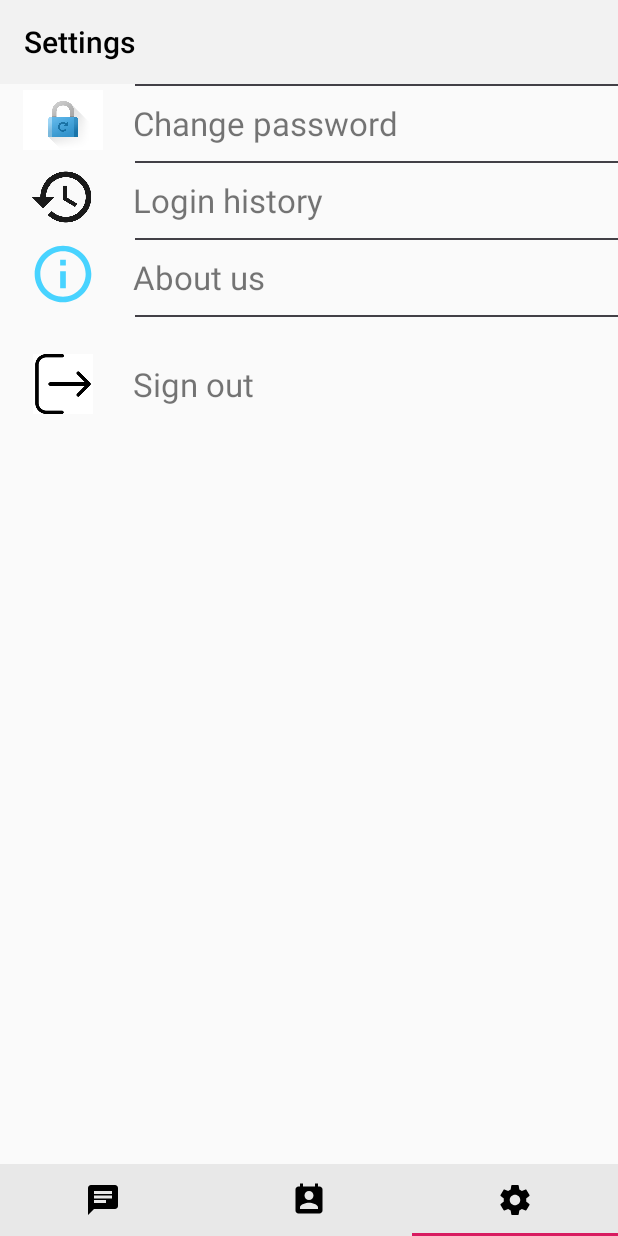
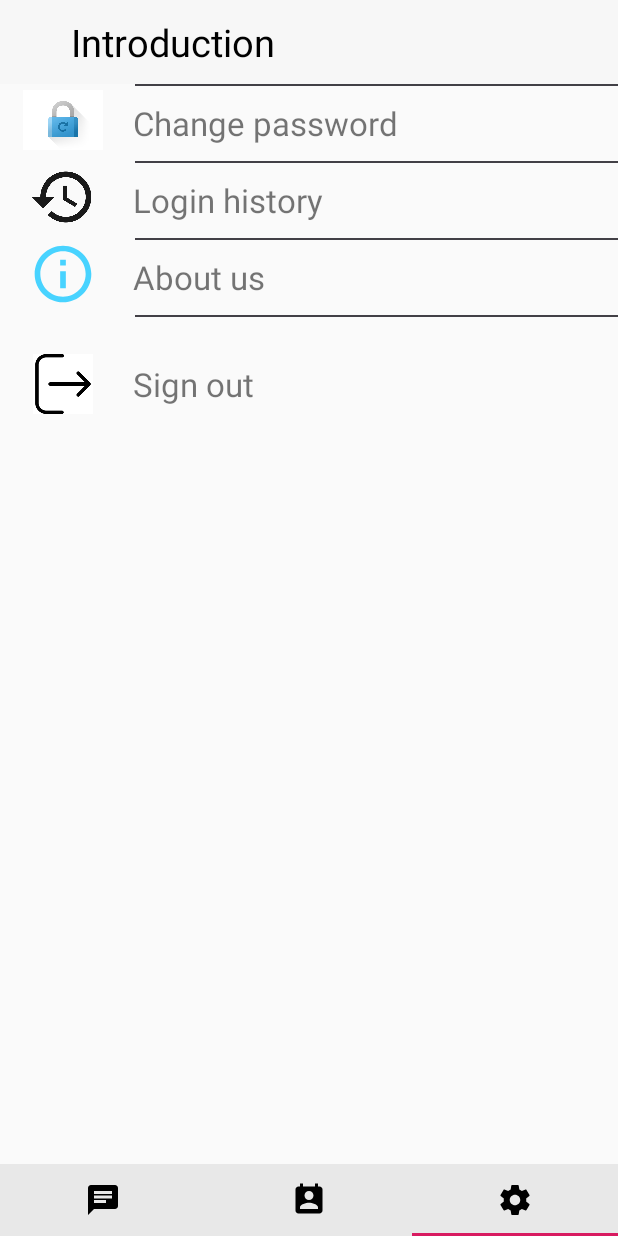
Before and after one commit to VinhLoiIT/ChatApp, an Android app: the ConversationsFragment screen opened directly, with no data from a screen before it, item 3 of the bottom bar chosen, on a phone screen of 412 x 824 dp. Run offline under Robolectric (Android 15) with nearby library versions, the phone set to English and light mode, and no system bars; our stand-ins replace ButterKnife, EventBus, Firebase (no records; nobody signed in at launch, a user with empty details on screens opened directly); libraries missing offline, so code that uses them is left out: com.makeramen.roundedimageview; 3 statements that could not run were skipped.

Commit message:
update Change password, About us

```diff
--- a/app/src/main/java/com/app/truongnguyen/chatapp/main/ConversationAdapter.java
+++ b/app/src/main/java/com/app/truongnguyen/chatapp/main/ConversationAdapter.java
@@ -13,6 +13,7 @@ import com.app.truongnguyen.chatapp.R;
 import com.app.truongnguyen.chatapp.data.Conversation;
 import com.app.truongnguyen.chatapp.data.Firebase;
 import com.app.truongnguyen.chatapp.data.UserInfo;
+import com.app.truongnguyen.chatapp.widget.OnOneClickListener;
 import com.bumptech.glide.Glide;
 import com.google.android.gms.tasks.OnSuccessListener;
 import com.google.firebase.firestore.DocumentSnapshot;
@@ -86,13 +87,14 @@ public class ConversationAdapter extends RecyclerView.Adapter<ConversationAdapte
             super(itemView);
             ButterKnife.bind(this, itemView);
 
-            itemView.setOnClickListener(new View.OnClickListener() {
+            itemView.setOnClickListener(new OnOneClickListener() {
                 @Override
-                public void onClick(View v) {
+                public void onOneClick(View v) {
                     ChattingFragment chattingFragment = new ChattingFragment(mContext, userInfo, cvsId);
                     ((MainActivity) mContext).presentFragment(chattingFragment);
                 }
             });
+
         }
 
         public void bind(Conversation cvs) {
--- /dev/null
+++ b/app/src/main/res/drawable/ripple_primary_dark.xml
@@ -0,0 +1,4 @@
+<?xml version="1.0" encoding="utf-8"?>
+<ripple xmlns:android="http://schemas.android.com/apk/res/android"
+    android:color="@color/colorPrimaryDark">
+</ripple>
--- a/app/src/main/res/layout/activity_main.xml
+++ b/app/src/main/res/layout/activity_main.xml
@@ -30,7 +30,7 @@
             android:background="@color/quite_while"
             android:outlineAmbientShadowColor="@color/quite_while"
             app:tabGravity="fill"
-            app:tabRippleColor="@color/colorAccent"
+            app:tabRippleColor="@color/FlatBlue"
             app:tabSelectedTextColor="@color/tabselect"></android.support.design.widget.TabLayout>
     </RelativeLayout>
 </FrameLayout>
--- a/app/src/main/res/layout/fragment_intro_app.xml
+++ b/app/src/main/res/layout/fragment_intro_app.xml
@@ -10,7 +10,7 @@
         android:layout_height="?android:attr/actionBarSize"
         android:layout_alignParentStart="true"
         android:layout_alignParentTop="true"
-        android:background="@color/q_while">
+        android:background="@color/quitequite_while">
 
         <ImageButton
             android:id="@+id/btn_back"
@@ -19,7 +19,7 @@
             android:layout_alignParentStart="true"
             android:layout_centerVertical="true"
             android:layout_marginStart="16dp"
-            android:background="@color/q_while"
+            android:background="@color/quitequite_while"
             android:src="@drawable/ic_keyboard_backspace_black_24dp" />
 
         <TextView
@@ -31,6 +31,7 @@
             android:layout_marginLeft="@dimen/marginLeft"
             android:layout_toEndOf="@+id/btn_back"
             android:text="Introduction"
+            android:textColor="@color/colorBlack"
             android:textSize="25sp" />
     </RelativeLayout>
 
--- a/app/src/main/res/layout/fragment_settings.xml
+++ b/app/src/main/res/layout/fragment_settings.xml
@@ -1,19 +1,27 @@
 <?xml version="1.0" encoding="utf-8"?>
 <LinearLayout xmlns:android="http://schemas.android.com/apk/res/android"
-    xmlns:app="http://schemas.android.com/apk/res-auto"
     android:layout_width="match_parent"
     android:layout_height="match_parent"
     android:orientation="vertical">
 
-    <android.support.v7.widget.Toolbar
-        android:id="@+id/chatToolbar"
-
+    <RelativeLayout
         android:layout_width="match_parent"
         android:layout_height="?android:attr/actionBarSize"
-        android:background="@color/quitequite_while"
-        android:theme="@style/ThemeOverlay.AppCompat.ActionBar"
-        app:title="Settings"
-        app:titleTextColor="#000" />
+        android:layout_alignParentStart="true"
+        android:layout_alignParentTop="true"
+        android:background="@color/q_while">
+        <TextView
+            android:layout_width="wrap_content"
+            android:layout_height="wrap_content"
+            android:layout_alignParentStart="true"
+            android:layout_centerVertical="true"
+            android:layout_gravity="center"
+            android:layout_marginStart="47dp"
+            android:layout_marginLeft="@dimen/marginLeft"
+            android:text="Introduction"
+            android:textColor="@color/colorBlack"
+            android:textSize="25sp" />
+    </RelativeLayout>
 
     <LinearLayout
         android:id="@+id/update_profile"
@@ -30,6 +38,7 @@
     </LinearLayout>
 
     <LinearLayout
+        android:background="?android:attr/selectableItemBackground"
         android:id="@+id/change_password"
         android:layout_width="match_parent"
         android:layout_height="wrap_content"
@@ -62,12 +71,14 @@
     </LinearLayout>
 
     <LinearLayout
+        android:background="?android:attr/selectableItemBackground"
         android:id="@+id/login_history"
         android:layout_width="match_parent"
         android:layout_height="wrap_content"
         android:orientation="vertical">
 
         <LinearLayout
+            android:background="@drawable/ripple_primary_dark"
             android:layout_width="match_parent"
             android:layout_height="50dp">
 
@@ -94,12 +105,14 @@
     </LinearLayout>
 
     <LinearLayout
+        android:background="?android:attr/selectableItemBackground"
         android:id="@+id/about_us"
         android:layout_width="match_parent"
         android:layout_height="wrap_content"
         android:orientation="vertical">
 
         <LinearLayout
+            android:background="@drawable/ripple_primary_dark"
             android:layout_width="match_parent"
             android:layout_height="50dp">
 
@@ -132,6 +145,7 @@
         android:orientation="vertical">
 
         <LinearLayout
+
             android:layout_width="match_parent"
             android:layout_height="90dp">
 
--- a/app/src/main/res/layout/list_conversation_item.xml
+++ b/app/src/main/res/layout/list_conversation_item.xml
@@ -5,6 +5,7 @@
     android:orientation="vertical">
 
     <RelativeLayout
+        android:background="?android:attr/selectableItemBackground"
         android:layout_marginTop="@dimen/marginTop"
         android:layout_width="match_parent"
         android:layout_height="wrap_content"
--- a/app/src/main/res/layout/list_people_item.xml
+++ b/app/src/main/res/layout/list_people_item.xml
@@ -4,6 +4,7 @@
     android:layout_height="65dp">
 
     <RelativeLayout
+        android:background="?android:attr/selectableItemBackground"
         android:id="@+id/panel"
         android:layout_width="match_parent"
         android:layout_height="wrap_content">
```
Also changed, not shown: app/src/main/java/com/app/truongnguyen/chatapp/widget/OnOneClickListener.java (added, +20 -0 lines), 33 other files.
